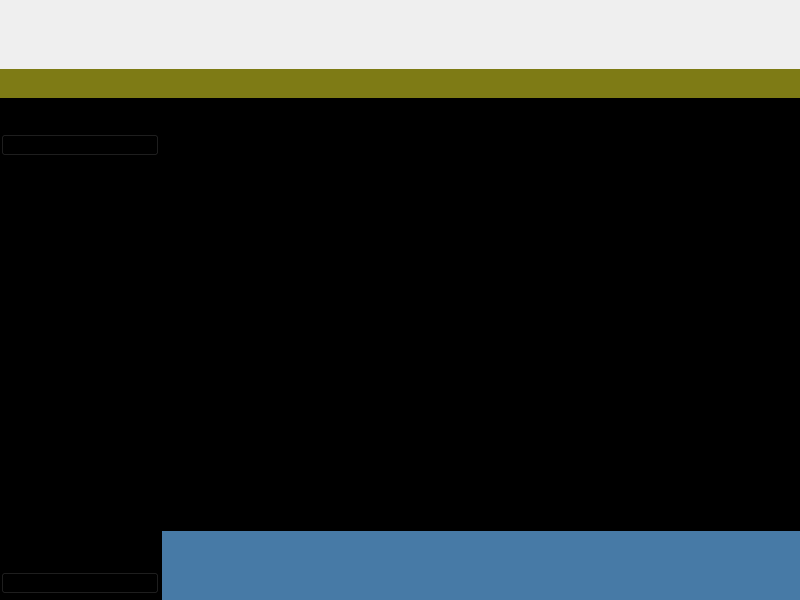
15903016222/Voice, file ui/mainwindow.ui: the form before one commit.
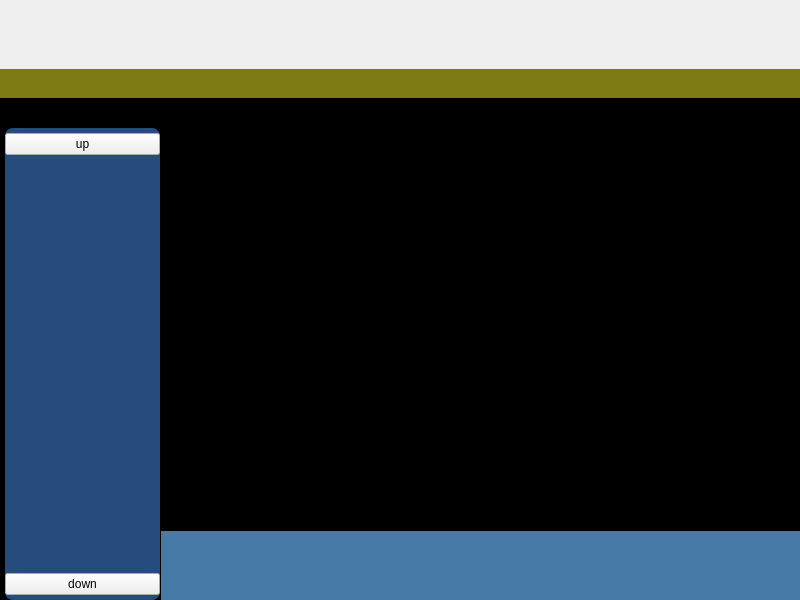
The form after the commit. Custom widgets are drawn as their Qt base class.

Commit message: 修改主菜单UI圆角；

Patch:
```diff
--- a/ui/mainwindow.ui
+++ b/ui/mainwindow.ui
@@ -103,7 +103,10 @@
        <item row="0" column="0">
         <widget class="QWidget" name="widgetUSView" native="true">
          <property name="styleSheet">
-          <string notr="true">background-color: rgb(0, 0, 0);</string>
+          <string notr="true">QWidget#widgetUSView
+{
+	background-color: rgb(0, 0, 0);
+}</string>
          </property>
          <layout class="QGridLayout" name="gridLayout" rowstretch="44,7" columnstretch="1,4">
           <property name="leftMargin">
@@ -119,7 +122,7 @@
            <number>0</number>
           </property>
           <property name="horizontalSpacing">
-           <number>2</number>
+           <number>1</number>
           </property>
           <property name="verticalSpacing">
            <number>0</number>
@@ -131,7 +134,7 @@
             </property>
             <layout class="QGridLayout" name="gridLayout_3">
              <property name="leftMargin">
-              <number>0</number>
+              <number>5</number>
              </property>
              <property name="topMargin">
               <number>30</number>
@@ -146,18 +149,15 @@
               <number>0</number>
              </property>
              <item row="0" column="0">
-              <widget class="QFrame" name="frame">
+              <widget class="QWidget" name="widget" native="true">
                <property name="styleSheet">
-                <string notr="true">background-color: rgb(37, 76, 124);
+                <string notr="true">
 QWidget#widget
 {
-	background-color: rgba(67, 67, 67, 0.5);
+	background-color: rgb(37, 76, 124);
 	border-radius:8px;
 }</string>
                </property>
-               <property name="frameShape">
-                <enum>QFrame::StyledPanel</enum>
-               </property>
                <layout class="QGridLayout" name="gridLayout_5" rowstretch="1,26,1">
                 <property name="leftMargin">
                  <number>0</number>
@@ -243,8 +243,8 @@
                        <rect>
                         <x>0</x>
                         <y>0</y>
-                        <width>158</width>
-                        <height>410</height>
+                        <width>155</width>
+                        <height>412</height>
                        </rect>
                       </property>
                      </widget>
```
The commit also changes 1 other file.
